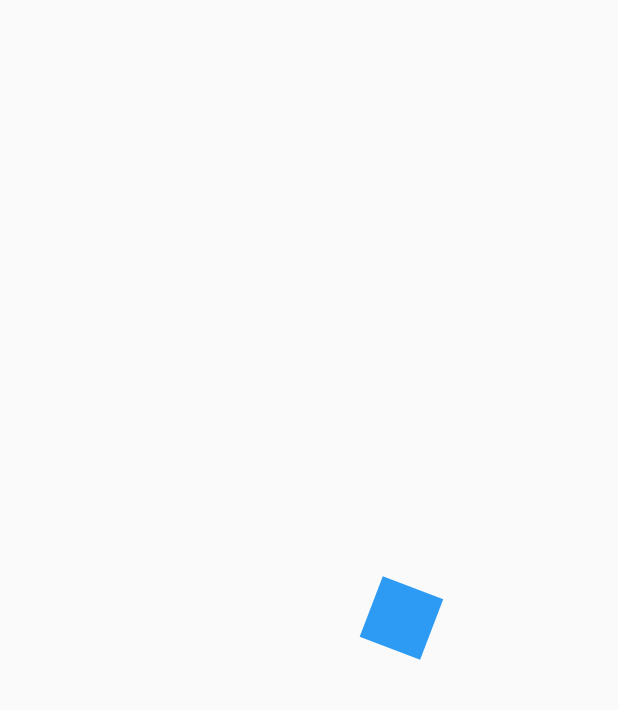
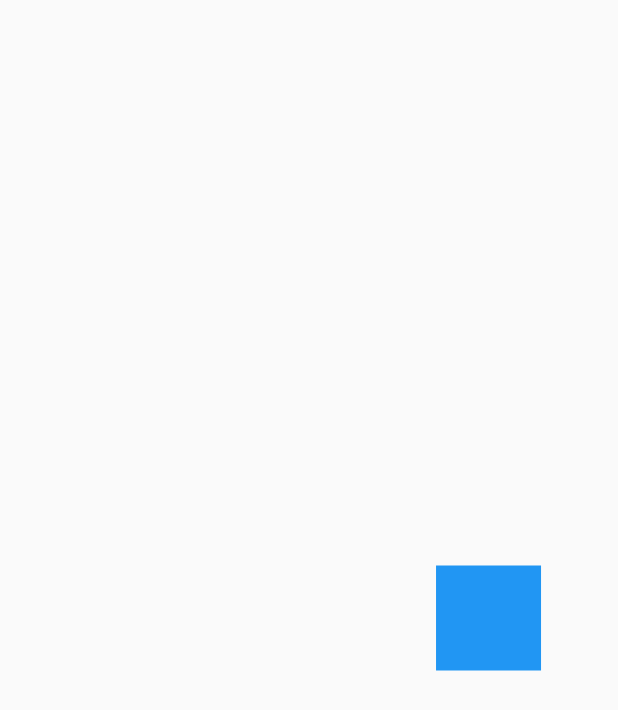
Before and after one commit to chicho69-cesar/designs-flutter-course, a Flutter app: the first screen one second after launch, on a phone screen of 412 x 824 dp. Shown: the top 710 px of the screen. Run offline on Flutter 3.47's test engine with Material 2 defaults, Android fonts, the phone set to English and light mode, and no system bars.

Commit message:
Animation with an square for challenge

```diff
--- a/lib/main.dart
+++ b/lib/main.dart
@@ -2,6 +2,8 @@ import 'package:flutter/material.dart';
 
 // import 'package:designs_app/src/pages/headers_page.dart';
 import 'package:designs_app/src/pages/animations_page.dart';
+
+import 'src/challenges/animated_square_page.dart';
 
 void main() => runApp(const MyApp());
 
@@ -14,7 +16,7 @@ class MyApp extends StatelessWidget {
       title: 'Designs App',
       debugShowCheckedModeBanner: false,
       // home: HeadersPage(),
-      home: AnimationsPage(),
+      home: SquareAnimatedPage(),
     );
   }
 }
--- /dev/null
+++ b/lib/src/challenges/animated_square_page.dart
@@ -0,0 +1,96 @@
+import 'package:flutter/material.dart';
+
+class SquareAnimatedPage extends StatelessWidget {
+  const SquareAnimatedPage({Key? key}) : super(key: key);
+
+  @override
+  Widget build(BuildContext context) {
+    return const Scaffold(
+      body: Center(child: _AnimatedSquare()),
+    );
+  }
+}
+
+class _AnimatedSquare extends StatefulWidget {
+  const _AnimatedSquare({
+    Key? key,
+  }) : super(key: key);
+
+  @override
+  State<_AnimatedSquare> createState() => _AnimatedSquareState();
+}
+
+class _AnimatedSquareState extends State<_AnimatedSquare> with SingleTickerProviderStateMixin {
+  late AnimationController controller;
+
+  late Animation<double> modeRight;
+  late Animation<double> moveUp;
+  late Animation<double> moveLeft;
+  late Animation<double> moveDown;
+
+  @override
+  void initState() {
+    super.initState();
+
+    controller = AnimationController(vsync: this, duration: const Duration( milliseconds: 4500 ));
+
+    modeRight = Tween( begin: 0.0, end: 125.0 ).animate(
+      CurvedAnimation(parent: controller, curve: const Interval(0, 0.25, curve: Curves.bounceOut ))
+    );
+
+    moveUp = Tween( begin: 0.0, end: -125.0 ).animate(
+      CurvedAnimation(parent: controller, curve: const Interval(0.25, 0.5, curve: Curves.bounceOut ))
+    );
+
+    moveLeft = Tween( begin: 0.0, end: -125.0 ).animate(
+      CurvedAnimation(parent: controller, curve: const Interval(0.5, 0.75, curve: Curves.bounceOut ))
+    );
+
+    moveDown = Tween( begin: 0.0, end: 125.0 ).animate(
+      CurvedAnimation(parent: controller, curve: const Interval(0.75, 1.0, curve: Curves.bounceOut ))
+    );
+
+    controller.addListener((){
+      if ( controller.status == AnimationStatus.completed ) {
+        controller.repeat();
+      }
+    });
+  }
+
+  @override
+  void dispose() {
+    controller.dispose();
+    super.dispose();
+  }
+
+  @override
+  Widget build(BuildContext context) {
+    controller.forward();
+
+    return AnimatedBuilder(
+      animation: controller,
+      child: const _Rectangle(),
+      builder: (BuildContext context, Widget? child) {
+        return Transform.translate(
+          offset: Offset(modeRight.value + moveLeft.value, moveUp.value + moveDown.value ),
+          child: child,
+        );
+      },
+    );
+  }
+}
+
+class _Rectangle extends StatelessWidget {
+  const _Rectangle({
+    Key? key,
+  }) : super(key: key);
+
+  @override
+  Widget build(BuildContext context) {
+    return Container(
+      width: 70,
+      height: 70,
+      decoration: const BoxDecoration(color: Colors.blue),
+    );
+  }
+}
```
